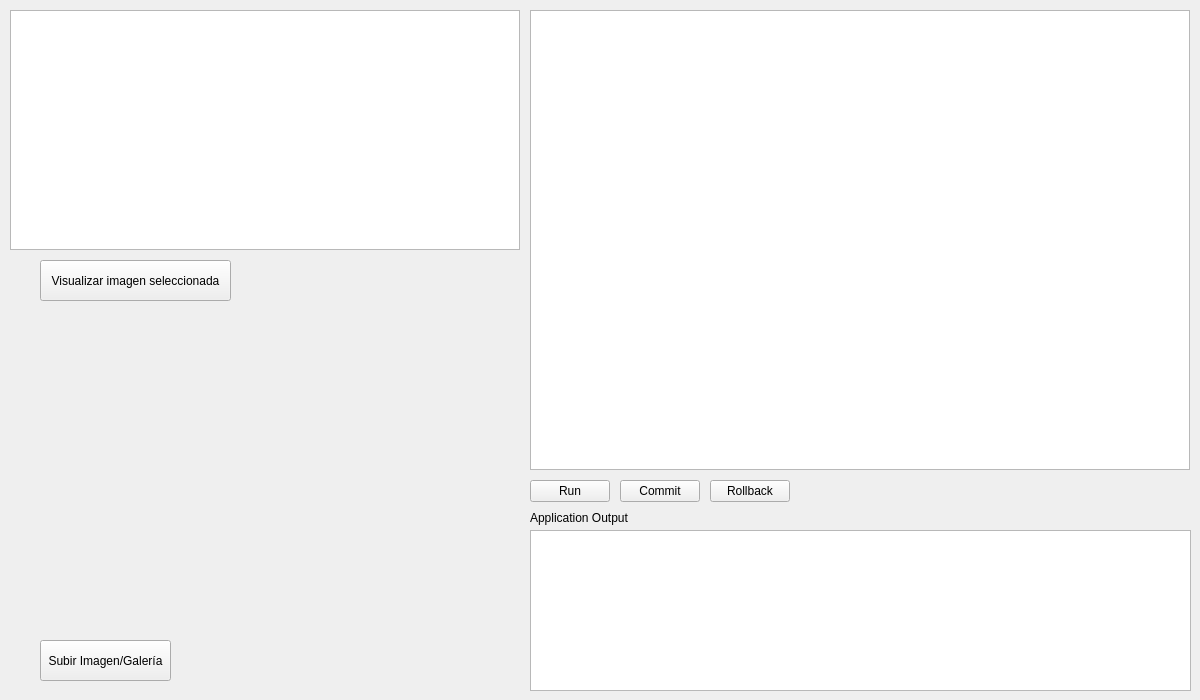
The window that Cliente/Cliente_MILIB/mainwindow.ui (ce-box/CE2103-My-Invinsible-Library) describes before a commit, drawn with Qt 5.
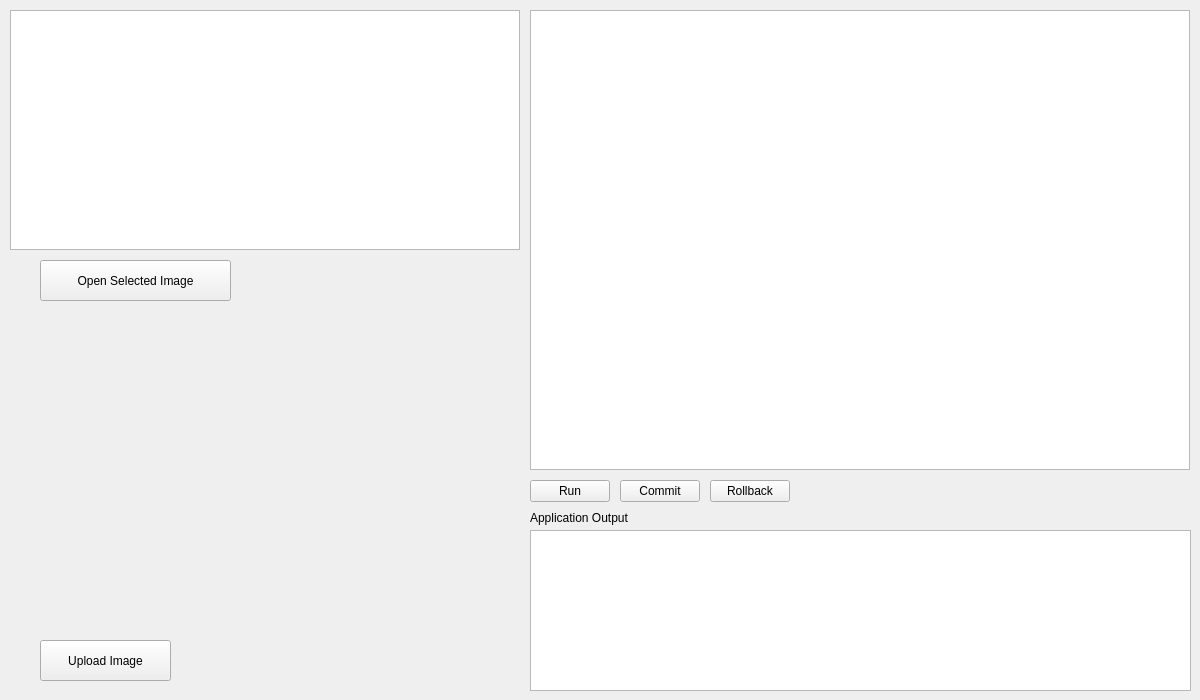
The same window after the commit.

The edit to the form file:
```diff
--- a/Cliente/Cliente_MILIB/mainwindow.ui
+++ b/Cliente/Cliente_MILIB/mainwindow.ui
@@ -98,7 +98,7 @@
       </rect>
      </property>
      <property name="text">
-      <string>Subir Imagen/Galería</string>
+      <string>Upload Image</string>
      </property>
     </widget>
     <widget class="QPushButton" name="visualizarImagenPushButton">
@@ -111,7 +111,7 @@
       </rect>
      </property>
      <property name="text">
-      <string>Visualizar imagen seleccionada</string>
+      <string>Open Selected Image</string>
      </property>
     </widget>
     <widget class="QPushButton" name="rollbackPushButton">
```
